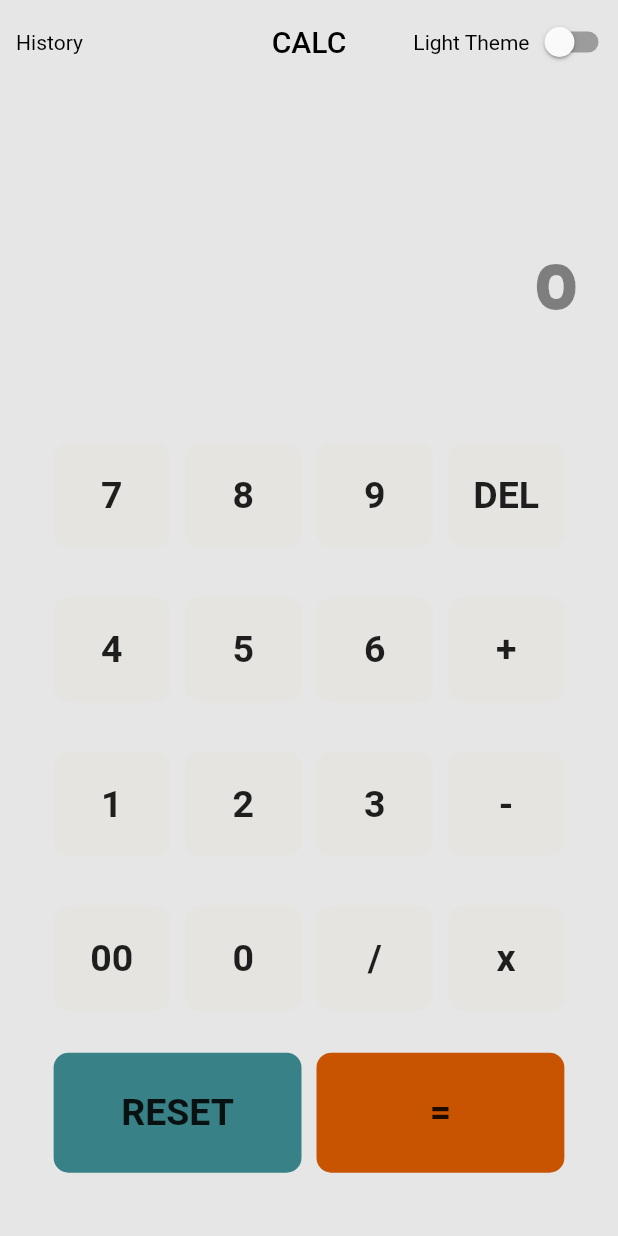
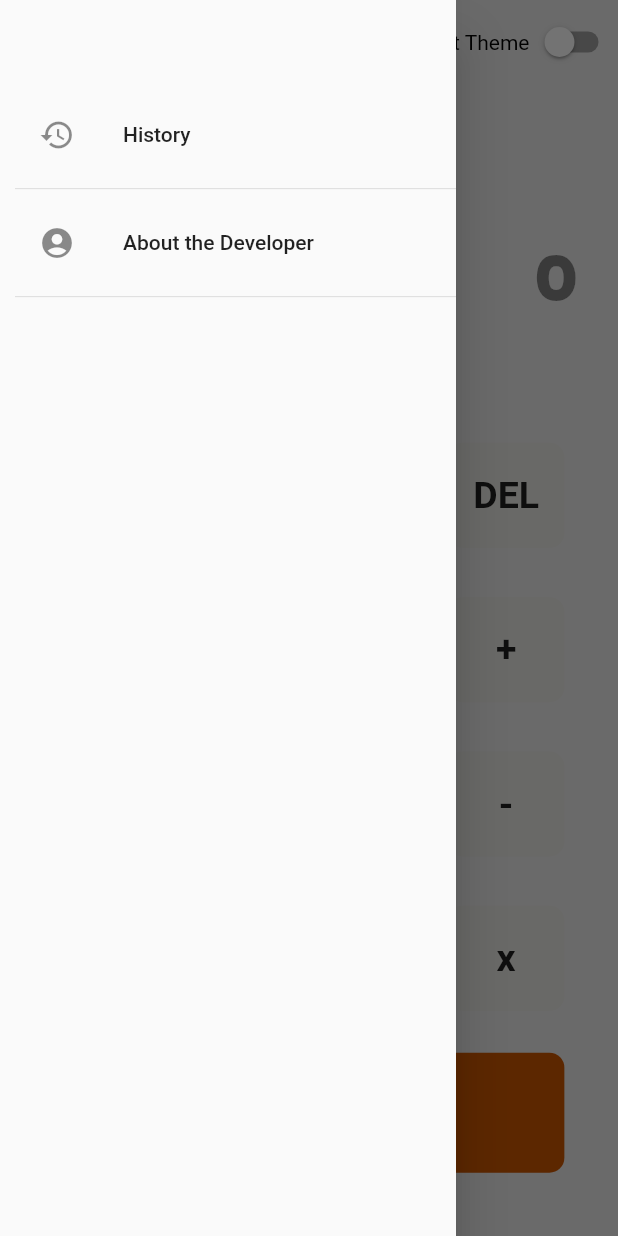
Before and after one commit to Teewhydot/calc, a Flutter app: the screen it shows after launch, with the side drawer open (before the commit the screen has no drawer), on a phone screen of 412 x 824 dp. Run offline on Flutter 3.47's test engine with Material 2 defaults, Android fonts, the phone set to English and light mode, and no system bars; our stand-ins replace flutter_screenutil, google_fonts.

Commit message:
More Bug fixes and improvements.

```diff
--- a/lib/User Interface/calc_ui.dart
+++ b/lib/User Interface/calc_ui.dart
@@ -74,15 +74,12 @@ class _CalculatorUIState extends State<CalculatorUI> {
         buttonValue == '-' ||
         buttonValue == 'x' ||
         buttonValue == '/') {
-
-      if (textToDisplay.isEmpty){
-      }
-      else {
+      if (textToDisplay.isEmpty) {
+      } else {
         firstDigit = int.parse(textToDisplay);
         operation = buttonValue;
         result = firstDigit.toString() + operation;
       }
-
     } else if (buttonValue == '=') {
       if (firstDigit == null) {
       } else {
@@ -134,25 +131,10 @@ class _CalculatorUIState extends State<CalculatorUI> {
             ? 'Dark Theme'
             : 'Light Theme';
     return Scaffold(
+      drawer: const NavigationDrawer(),
       appBar: AppBar(
         centerTitle: true,
         elevation: 0,
-        leading: GestureDetector(
-          onTap: (){
-            Navigator.push(context,
-                MaterialPageRoute(builder: (context) => const History()));
-          },
-          child:  const Center(
-            child: Padding(
-              padding: EdgeInsets.only(left: 10),
-              child: SizedBox(
-                child: Text(
-                  'History',
-                ),
-              ),
-            ),
-          ),
-        ),
         title: const Text('CALC'),
         actions: [
           Row(
@@ -189,14 +171,13 @@ class _CalculatorUIState extends State<CalculatorUI> {
                           ),
                         ),
                       )),
-                  addVerticalSpacing(20),
+                  addVerticalSpacing(10),
                   Align(
                       alignment: Alignment.topRight,
                       child: Padding(
                         padding: EdgeInsets.all(5.0.r),
                         child: Text(
                           textToDisplay.isEmpty ? '0' : textToDisplay,
-
                           style: GoogleFonts.josefinSans(
                             fontWeight: FontWeight.w900,
                             fontSize: 40.sp,
@@ -320,3 +301,40 @@ class _CalculatorUIState extends State<CalculatorUI> {
     );
   }
 }
+
+class NavigationDrawer extends StatelessWidget {
+  const NavigationDrawer({Key? key}) : super(key: key);
+
+  @override
+  Widget build(BuildContext context) => Drawer(
+        child: Column(
+          children: [
+            addVerticalSpacing(50),
+            Padding(
+              padding: const EdgeInsets.only(left: 10),
+              child: Column(
+                children: [
+                  ListTile(
+                    onTap: () {
+                      Navigator.pop(context);
+                      Navigator.push(
+                          context,
+                          MaterialPageRoute(
+                              builder: (context) => const History()));
+                    },
+                    leading: const Icon(Icons.history),
+                    title: const Text('History'),
+                  ),
+                  const Divider(),
+                  const ListTile(
+                    leading: Icon(Icons.account_circle),
+                    title: Text("About the Developer"),
+                  ),
+                  const Divider(),
+                ],
+              ),
+            ),
+          ],
+        ),
+      );
+}
--- a/lib/User Interface/history.dart
+++ b/lib/User Interface/history.dart
@@ -35,7 +35,7 @@ class History extends StatelessWidget {
         ),
         floatingActionButton: FloatingActionButton(
             tooltip: 'Clear History',
-            child:  Icon(
+            child:  const Icon(
               Icons.clear,
               color:Colors.white,
             ),
```
